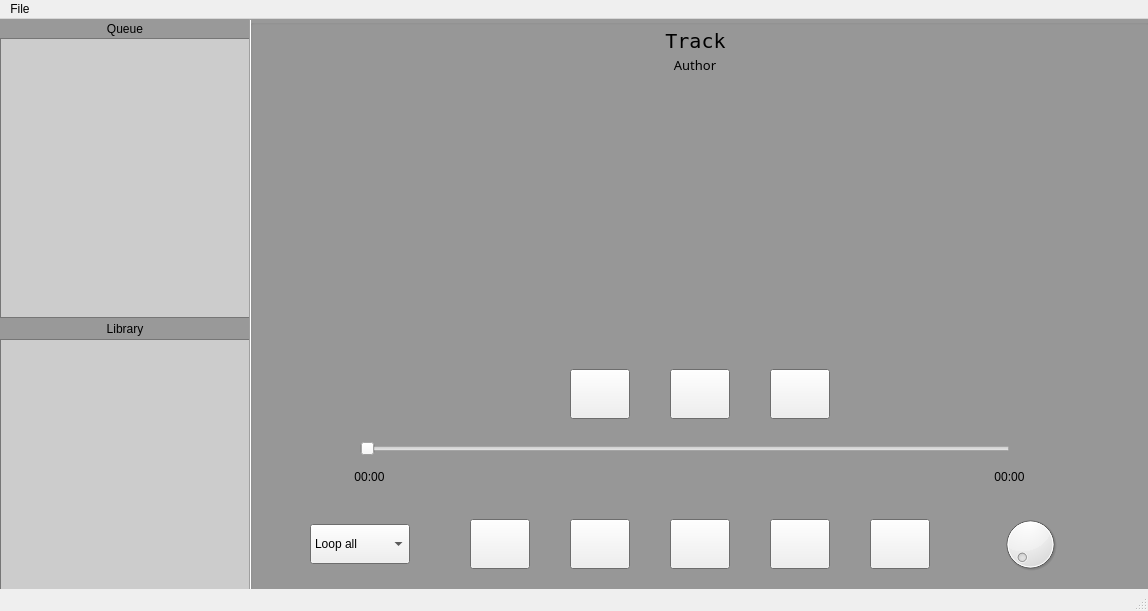
This is app/src/mainwindow.ui in NazarWild/-uamp as Qt 5 draws it before an edit. The edited form follows.
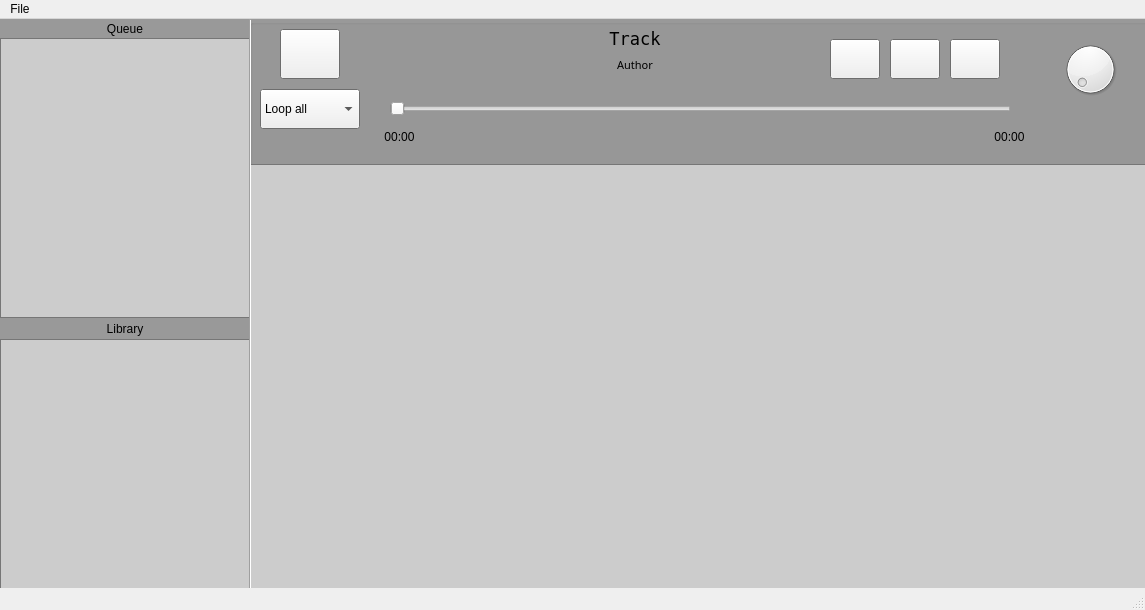
This is the edited form.

The edit to the form file:
```diff
--- a/app/src/mainwindow.ui
+++ b/app/src/mainwindow.ui
@@ -6,8 +6,8 @@
    <rect>
     <x>0</x>
     <y>0</y>
-    <width>1148</width>
-    <height>611</height>
+    <width>1145</width>
+    <height>610</height>
    </rect>
   </property>
   <property name="acceptDrops">
@@ -141,16 +141,16 @@
     <widget class="QLabel" name="trackName">
      <property name="geometry">
       <rect>
-       <x>245</x>
+       <x>210</x>
        <y>10</y>
-       <width>401</width>
+       <width>350</width>
        <height>20</height>
       </rect>
      </property>
      <property name="font">
       <font>
        <family>Andale Mono</family>
-       <pointsize>15</pointsize>
+       <pointsize>13</pointsize>
       </font>
      </property>
      <property name="text">
@@ -163,16 +163,16 @@
     <widget class="QLabel" name="authorName">
      <property name="geometry">
       <rect>
-       <x>245</x>
+       <x>210</x>
        <y>30</y>
-       <width>400</width>
+       <width>350</width>
        <height>31</height>
       </rect>
      </property>
      <property name="font">
       <font>
        <family>Apple Braille</family>
-       <pointsize>10</pointsize>
+       <pointsize>8</pointsize>
       </font>
      </property>
      <property name="text">
@@ -185,10 +185,10 @@
     <widget class="QLabel" name="albumImage">
      <property name="geometry">
       <rect>
-       <x>300</x>
-       <y>70</y>
-       <width>300</width>
-       <height>250</height>
+       <x>150</x>
+       <y>10</y>
+       <width>50</width>
+       <height>50</height>
       </rect>
      </property>
      <property name="text">
@@ -201,9 +201,9 @@
     <widget class="QSlider" name="horizontalSlider">
      <property name="geometry">
       <rect>
-       <x>110</x>
-       <y>420</y>
-       <width>650</width>
+       <x>140</x>
+       <y>80</y>
+       <width>621</width>
        <height>20</height>
       </rect>
      </property>
@@ -293,8 +293,8 @@
     <widget class="QLabel" name="music_start_timer">
      <property name="geometry">
       <rect>
-       <x>90</x>
-       <y>450</y>
+       <x>120</x>
+       <y>110</y>
        <width>59</width>
        <height>16</height>
       </rect>
@@ -310,7 +310,7 @@
      <property name="geometry">
       <rect>
        <x>730</x>
-       <y>450</y>
+       <y>110</y>
        <width>59</width>
        <height>16</height>
       </rect>
@@ -325,23 +325,10 @@
     <widget class="QPushButton" name="nextButton">
      <property name="geometry">
       <rect>
-       <x>620</x>
-       <y>500</y>
-       <width>60</width>
-       <height>50</height>
-      </rect>
-     </property>
-     <property name="text">
-      <string/>
-     </property>
-    </widget>
-    <widget class="QPushButton" name="forwardButton">
-     <property name="geometry">
-      <rect>
-       <x>520</x>
-       <y>500</y>
-       <width>60</width>
-       <height>50</height>
+       <x>700</x>
+       <y>20</y>
+       <width>50</width>
+       <height>40</height>
       </rect>
      </property>
      <property name="text">
@@ -351,23 +338,10 @@
     <widget class="QPushButton" name="playButton">
      <property name="geometry">
       <rect>
-       <x>420</x>
-       <y>500</y>
-       <width>60</width>
-       <height>50</height>
-      </rect>
-     </property>
-     <property name="text">
-      <string/>
-     </property>
-    </widget>
-    <widget class="QPushButton" name="rewindButton">
-     <property name="geometry">
-      <rect>
-       <x>320</x>
-       <y>500</y>
-       <width>60</width>
-       <height>50</height>
+       <x>640</x>
+       <y>20</y>
+       <width>50</width>
+       <height>40</height>
       </rect>
      </property>
      <property name="text">
@@ -377,10 +351,10 @@
     <widget class="QPushButton" name="previousButton">
      <property name="geometry">
       <rect>
-       <x>220</x>
-       <y>500</y>
-       <width>60</width>
-       <height>50</height>
+       <x>580</x>
+       <y>20</y>
+       <width>50</width>
+       <height>40</height>
       </rect>
      </property>
      <property name="text">
@@ -390,8 +364,8 @@
     <widget class="QComboBox" name="comboBox">
      <property name="geometry">
       <rect>
-       <x>60</x>
-       <y>505</y>
+       <x>10</x>
+       <y>70</y>
        <width>100</width>
        <height>40</height>
       </rect>
@@ -412,37 +386,11 @@
       </property>
      </item>
     </widget>
-    <widget class="QPushButton" name="favorite">
-     <property name="geometry">
-      <rect>
-       <x>420</x>
-       <y>350</y>
-       <width>60</width>
-       <height>50</height>
-      </rect>
-     </property>
-     <property name="text">
-      <string/>
-     </property>
-    </widget>
-    <widget class="QPushButton" name="info">
-     <property name="geometry">
-      <rect>
-       <x>520</x>
-       <y>350</y>
-       <width>60</width>
-       <height>50</height>
-      </rect>
-     </property>
-     <property name="text">
-      <string/>
-     </property>
-    </widget>
     <widget class="QPushButton" name="playlists">
      <property name="geometry">
       <rect>
-       <x>320</x>
-       <y>350</y>
+       <x>30</x>
+       <y>10</y>
        <width>60</width>
        <height>50</height>
       </rect>
@@ -454,13 +402,23 @@
     <widget class="QDial" name="dial">
      <property name="geometry">
       <rect>
-       <x>750</x>
-       <y>495</y>
+       <x>810</x>
+       <y>20</y>
        <width>60</width>
        <height>60</height>
       </rect>
      </property>
     </widget>
+    <widget class="QTableView" name="tableView">
+     <property name="geometry">
+      <rect>
+       <x>0</x>
+       <y>145</y>
+       <width>900</width>
+       <height>441</height>
+      </rect>
+     </property>
+    </widget>
    </widget>
    <widget class="QTreeView" name="treeView_1">
     <property name="geometry">
@@ -533,7 +491,7 @@
     <rect>
      <x>0</x>
      <y>0</y>
-     <width>1148</width>
+     <width>1145</width>
      <height>22</height>
     </rect>
    </property>
```
